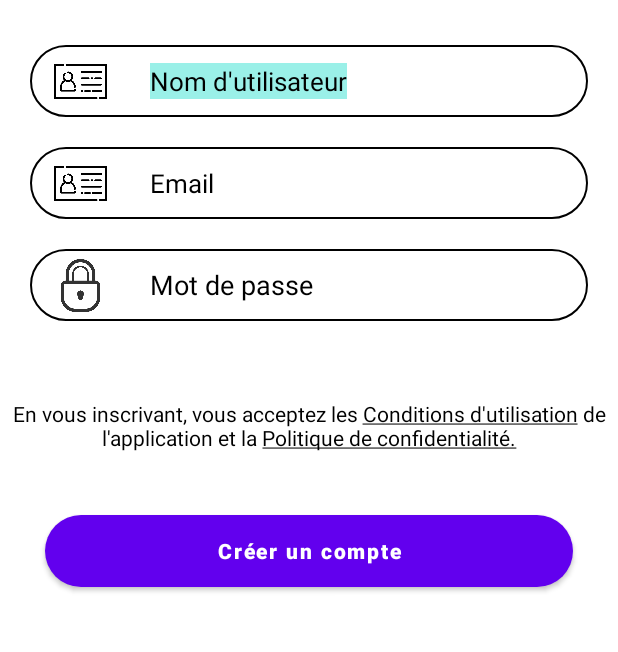
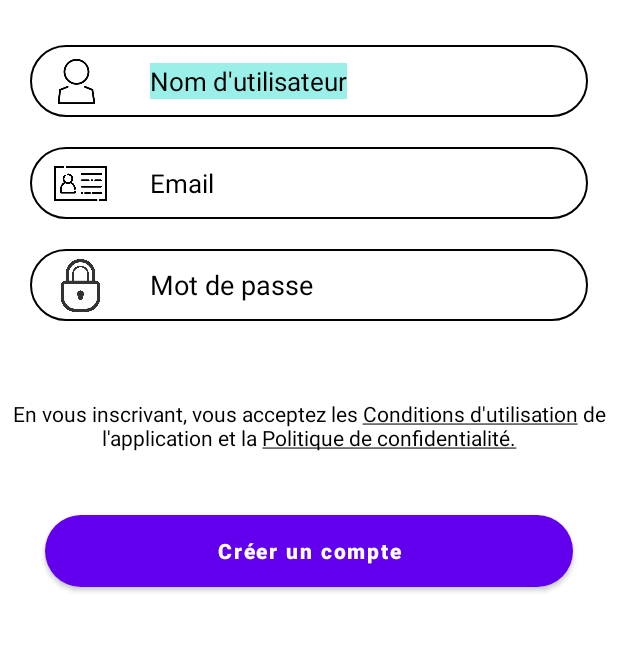
Before and after one commit to Hysea26/Projet_A2S_Dart, an Android app: the CreationCompte screen opened directly, with no data from a screen before it, on a phone screen of 412 x 824 dp, the part 513-1165 px from its top. Run offline under Robolectric (Android 15) with nearby library versions, the phone set to English and light mode, and no system bars.

```diff
--- a/app/src/main/res/layout/activity_creation_compte.xml
+++ b/app/src/main/res/layout/activity_creation_compte.xml
@@ -70,13 +70,13 @@
 
     <ImageView
         android:id="@+id/id_user_photo_CC"
-        android:layout_width="35dp"
-        android:layout_height="35dp"
+        android:layout_width="30dp"
+        android:layout_height="30dp"
         android:layout_marginStart="16dp"
         app:layout_constraintBottom_toBottomOf="@id/id_pseudo_zone_CC"
         app:layout_constraintStart_toStartOf="@id/id_pseudo_zone_CC"
         app:layout_constraintTop_toTopOf="@id/id_pseudo_zone_CC"
-        app:srcCompat="@drawable/id_card" />
+        app:srcCompat="@drawable/img_user_profil" />
 
     <EditText
         android:id="@+id/id_email_zone_CC"
@@ -91,7 +91,7 @@
         android:minHeight="48dp"
         android:paddingLeft="80dp"
         android:selectAllOnFocus="true"
-        android:text="Email"
+        android:text="@string/loginEmail"
         android:textColor="#000"
         android:textSize="17sp"
         app:layout_constraintEnd_toEndOf="parent"
--- a/app/src/main/res/layout/activity_forgot_pwd.xml
+++ b/app/src/main/res/layout/activity_forgot_pwd.xml
@@ -78,7 +78,7 @@
         android:minHeight="48dp"
         android:paddingLeft="80dp"
         android:selectAllOnFocus="true"
-        android:text="Email"
+        android:text="@string/loginEmail"
         android:textSize="15sp"
         app:layout_constraintEnd_toEndOf="parent"
         app:layout_constraintStart_toStartOf="parent"
--- a/app/src/main/res/values/strings.xml
+++ b/app/src/main/res/values/strings.xml
@@ -1,5 +1,26 @@
 <resources>
     <string name="app_name">Dart</string>
+
+    <!-- Page Connexion -->
+    <string name="PageConnexion">Page de Connexion</string>
+    <string name="back_btn">Bouton Retour</string>
+    <string name="loginEmail">Email</string>
+    <string name="MDP">Mot de passe</string>
+    <string name="action_sign_in_short">Sign in</string>
+    <string name="action_sign_in">Connexion</string>
+    <string name="NoAccount">Pas encore de compte ?</string>
+    <string name="ForgotPassword">Mot de passe oublié</string>
+
+    <!-- Page Creation Compte -->
+    <string name="createAccountText">Création d\'un compte</string>
+    <string name="NomUtilisateur">Nom d\'utilisateur</string>
+    <string name="conditionsUtilisations">En vous inscrivant, vous acceptez les <u>Conditions d\'utilisation</u> de l\'application et la <u>Politique de confidentialité.</u></string>
+    <string name="createAccount">Créer un compte</string>
+
+    <!-- Page Forgot Pwd -->
+    <string name="typeEmail">Saisissez votre adresse email pour réinitiailiser votre mot de passe.</string>
+    <string name="sendButtonText">Envoyer</string>
+
 
     <!-- Login -->
     <string name="hello_first_fragment">Hello first fragment</string>
@@ -7,34 +28,15 @@
     <string name="title_activity_login">LoginActivity</string>
     <string name="prompt_email">Email</string>
     <string name="prompt_password">Password</string>
-    <string name="action_sign_in">Connexion</string>
-    <string name="action_sign_in_short">Sign in</string>
     <string name="welcome">"Welcome !"</string>
     <string name="invalid_username">Not a valid username</string>
     <string name="invalid_password">Password must be >5 characters</string>
     <string name="login_failed">"Login failed"</string>
-
-    <string name="conditionsUtilisations">En vous inscrivant, vous acceptez les <u>Conditions d\'utilisation</u> de l\'application et la <u>Politique de confidentialité.</u></string>
-    <string name="typeEmail">Saisissez votre adresse email pour réinitiailiser votre mot de passe.</string>
     <string name="typeEmailCode">Saisissez le code reçu par email puis saisissez un nouveau mot de passe.</string>
-
-
-    <string name="back_btn">Bouton Retour</string>
     <string name="SeConnecter">Se connecter</string>
-    <string name="PageConnexion">Page de Connexion</string>
-    <string name="loginEmail">Email</string>
-    <string name="MDP">Mot de passe</string>
-    <string name="NoAccount">Pas encore de compte ?</string>
-    <string name="ForgotPassword">Mot de passe oublié</string>
     <string name="CodeEmail">Code reçu par email</string>
     <string name="newPWD">Nouveau mot de passe</string>
     <string name="verifyNewPWD">Confirmation du nouveau mot de passe</string>
-    <string name="sendButtonText">Envoyer</string>
-
-    <string name="NomUtilisateur">Nom d\'utilisateur</string>
-    <string name="PoleRoboCup">Pôle RoboCup</string>
-    <string name="createAccount">Créer un compte</string>
-    <string name="createAccountText">Création d\'un compte</string>
     <string name="resetEmail">
         Etes-vous sûr d\'envoyer un mail de réinitialisation de mot de passe à cette adresse email ?
         \n\nSi cette email ne se trouve pas dans la base de données alors vous ne recevrez rien.
```
Also changed, not shown: app/src/main/res/drawable-v24/img_stylo.png (added), app/src/main/res/drawable-v24/img_user_profil.png (added).
